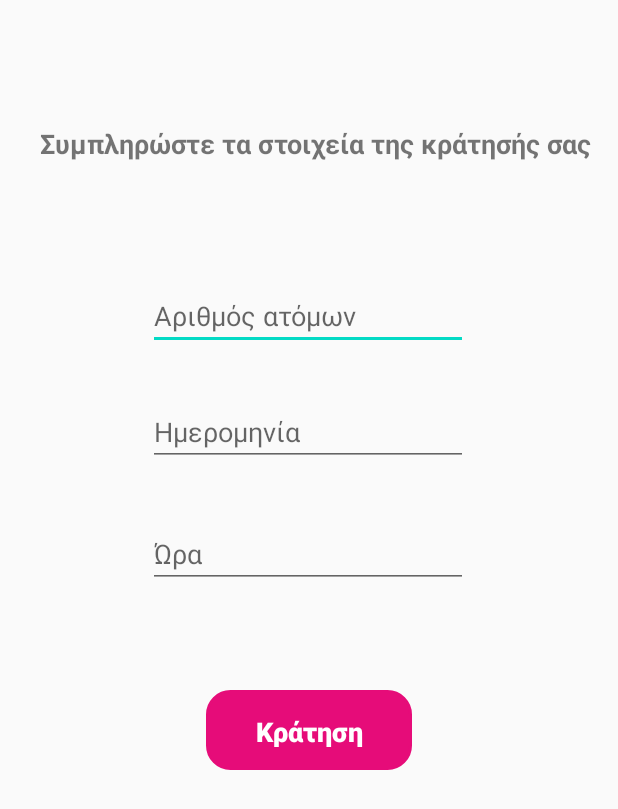
After one commit to athvag/dineasy, an Android app: the layout booking.xml on its own in the app's theme, with its tools: preview values and no code run, on a phone screen of 412 x 824 dp. The commit adds this screen. Shown: the top 809 px of the screen. Run offline under Robolectric (Android 15) with nearby library versions, the phone set to English and light mode, and no system bars.

Commit message:
Booking functionality

```diff
--- a/app/src/main/java/com/example/dineasy/Booking.java
+++ b/app/src/main/java/com/example/dineasy/Booking.java
@@ -1,4 +1,20 @@
 package com.example.dineasy;
 
-public class Booking {
+public class Booking extends Basic_User{
+    static int booking_id;
+    String booking_name;
+    String booking_date;
+    String booking_time;
+    int booking_ppl;
+    int booking_phone_num;
+    static int counter=0;
+
+    public Booking (int id, String name,String email,int password,int phone_num, String Firstname, String Lastname, int bkid, String bkname, String bkdt, String bktm, String bkppl, int bknm)
+    {
+        super(id, name, email, password, phone_num, Firstname, Lastname);
+        this.booking_name=name;
+        this.booking_phone_num=phone_num;
+        counter++;
+        this.booking_id=counter;
+    }
 }
--- a/app/src/main/java/com/example/dineasy/Popup.java
+++ b/app/src/main/java/com/example/dineasy/Popup.java
@@ -1,16 +1,23 @@
 package com.example.dineasy;
 
 import android.app.Activity;
+import android.content.Intent;
 import android.os.Bundle;
 import android.util.DisplayMetrics;
 import android.view.View;
+import android.widget.EditText;
 import android.widget.TextView;
 import android.widget.Toast;
 
 import androidx.annotation.Nullable;
 
+import static com.example.dineasy.user.email;
+import static com.example.dineasy.user.password;
+import static com.example.dineasy.user.phone_num;
+
 public class Popup extends MapsActivity {
     private TextView BusName;
+    private EditText date, time, num;
     int n = 0;
     Business B = new Business(1,"2","3",4,5,"6","7",8,"Los Amigos","1",5,"1",1,38.392069,23.881827);
 
@@ -39,4 +46,25 @@ public class Popup extends MapsActivity {
             setContentView(R.layout.popup_window);
         }
     }
+
+    public void pressBooking(View view)
+    {
+        n=2;
+        setContentView(R.layout.booking);
+    }
+
+    public void createBooking(View view)
+    {
+        SessionManagement sessionManagement = new SessionManagement(Popup.this);
+        int userID = sessionManagement.getSession();
+        date = findViewById(R.id.editTextDate3);
+        time = findViewById(R.id.editTextTime2);
+        num = findViewById(R.id.editTextTextPersonName2);
+        Booking bk = new Booking(userID, user.username, email, password, phone_num, user.Firstname, user.Lastname, Booking.booking_id, user.username, date.getText().toString(), time.getText().toString(), num.getText().toString(), phone_num);
+        this.finish();
+        Intent intent = new Intent(Popup.this, BasicUserActivity.class);
+        intent.setFlags(Intent.FLAG_ACTIVITY_CLEAR_TASK|Intent.FLAG_ACTIVITY_CLEAR_TOP);
+        startActivity(intent);
+        Toast.makeText(Popup.this, "Κύριε " + user.username + "\nΗ κράτησή σας ήταν επιτυχής " + "\nΗμερομηνία: " +date.getText().toString() + "\nΏρα: " + time.getText().toString() + "\nΑριθμός Ατόμων: " + num.getText().toString(), Toast.LENGTH_SHORT).show();
+    }
 }
--- a/app/src/main/java/com/example/dineasy/user.java
+++ b/app/src/main/java/com/example/dineasy/user.java
@@ -6,8 +6,8 @@ public class user {
     static String username="User2";
     static int phone_num;
     static int password;
-    String Firstname;
-    String Lastname;
+    static String Firstname;
+    static String Lastname;
 
     public user(int id, String name) {
         this.id = id;
--- /dev/null
+++ b/app/src/main/res/layout/booking.xml
@@ -0,0 +1,94 @@
+<?xml version="1.0" encoding="utf-8"?>
+<androidx.constraintlayout.widget.ConstraintLayout xmlns:android="http://schemas.android.com/apk/res/android"
+    xmlns:app="http://schemas.android.com/apk/res-auto"
+    xmlns:tools="http://schemas.android.com/tools"
+    android:id="@+id/linearLayout"
+    android:layout_width="match_parent"
+    android:layout_height="match_parent"
+    android:orientation="vertical" >
+
+    <ScrollView
+        android:layout_width="match_parent"
+        android:layout_height="match_parent"
+        tools:layout_editor_absoluteX="154dp"
+        tools:layout_editor_absoluteY="163dp">
+
+        <androidx.constraintlayout.widget.ConstraintLayout
+            android:layout_width="match_parent"
+            android:layout_height="wrap_content">
+
+            <Button
+                android:id="@+id/push_button17"
+                android:layout_width="137dp"
+                android:layout_height="53dp"
+                android:layout_marginTop="68dp"
+                android:background="@drawable/rounded_button"
+                android:onClick="createBooking"
+                android:padding="15dp"
+                android:stateListAnimator="@null"
+                android:text="Κράτηση"
+                android:textAllCaps="false"
+                android:textColor="#FFFFFF"
+                android:textSize="18sp"
+                android:textStyle="bold"
+                app:layout_constraintEnd_toEndOf="parent"
+                app:layout_constraintStart_toStartOf="parent"
+                app:layout_constraintTop_toBottomOf="@+id/editTextTime2" />
+
+            <EditText
+                android:id="@+id/editTextTime2"
+                android:layout_width="wrap_content"
+                android:layout_height="wrap_content"
+                android:layout_marginTop="36dp"
+                android:ems="10"
+                android:hint="Ώρα"
+                android:inputType="time"
+                app:layout_constraintEnd_toEndOf="parent"
+                app:layout_constraintHorizontal_bias="0.497"
+                app:layout_constraintStart_toStartOf="parent"
+                app:layout_constraintTop_toBottomOf="@+id/editTextDate3" />
+
+            <EditText
+                android:id="@+id/editTextTextPersonName2"
+                android:layout_width="wrap_content"
+                android:layout_height="wrap_content"
+                android:layout_marginTop="80dp"
+                android:ems="10"
+                android:hint="Αριθμός ατόμων"
+                android:inputType="textPersonName"
+                app:layout_constraintEnd_toEndOf="parent"
+                app:layout_constraintHorizontal_bias="0.497"
+                app:layout_constraintStart_toStartOf="parent"
+                app:layout_constraintTop_toBottomOf="@+id/textView18" />
+
+            <TextView
+                android:id="@+id/textView18"
+                android:layout_width="wrap_content"
+                android:layout_height="wrap_content"
+                android:text="Συμπληρώστε τα στοιχεία της κράτησής σας"
+                android:textSize="18sp"
+                android:textStyle="bold"
+                app:layout_constraintBottom_toBottomOf="parent"
+                app:layout_constraintEnd_toEndOf="parent"
+                app:layout_constraintHorizontal_bias="0.609"
+                app:layout_constraintStart_toStartOf="parent"
+                app:layout_constraintTop_toTopOf="parent"
+                app:layout_constraintVertical_bias="0.171" />
+
+            <EditText
+                android:id="@+id/editTextDate3"
+                android:layout_width="wrap_content"
+                android:layout_height="wrap_content"
+                android:layout_marginTop="32dp"
+                android:ems="10"
+                android:hint="Ημερομηνία"
+                android:inputType="date"
+                app:layout_constraintEnd_toEndOf="parent"
+                app:layout_constraintHorizontal_bias="0.497"
+                app:layout_constraintStart_toStartOf="parent"
+                app:layout_constraintTop_toBottomOf="@+id/editTextTextPersonName2" />
+
+        </androidx.constraintlayout.widget.ConstraintLayout>
+    </ScrollView>
+
+</androidx.constraintlayout.widget.ConstraintLayout>
--- a/app/src/main/res/layout/popup_window.xml
+++ b/app/src/main/res/layout/popup_window.xml
@@ -31,6 +31,7 @@
         android:layout_width="137dp"
         android:layout_height="53dp"
         android:background="@drawable/rounded_button"
+        android:onClick="pressBooking"
         android:padding="15dp"
         android:stateListAnimator="@null"
         android:text="Κράτηση"
```
